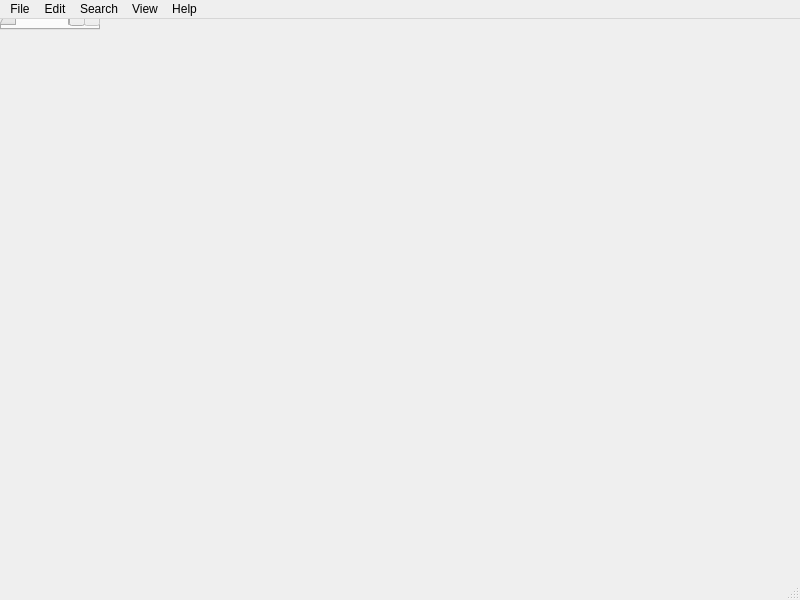
git4topteam/text-editor, file src/mainwindow.ui: the form before one commit.
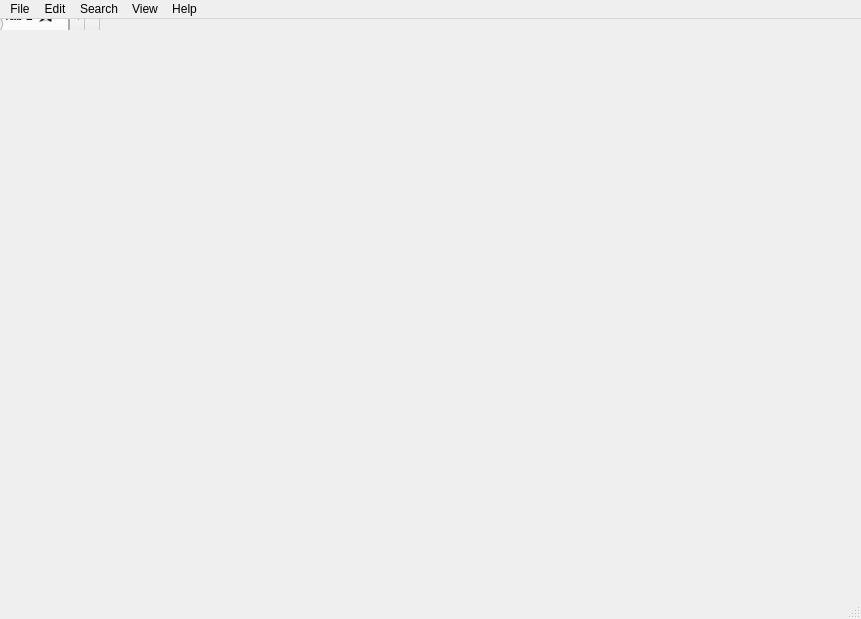
The form after the commit. The open tabs and pages were chosen to show the change.

Diff of the .ui file:
```diff
--- a/src/mainwindow.ui
+++ b/src/mainwindow.ui
@@ -6,8 +6,8 @@
    <rect>
     <x>0</x>
     <y>0</y>
-    <width>800</width>
-    <height>600</height>
+    <width>861</width>
+    <height>619</height>
    </rect>
   </property>
   <property name="windowTitle">
@@ -15,7 +15,16 @@
   </property>
   <widget class="QTabWidget" name="tabWidget">
    <property name="currentIndex">
-    <number>1</number>
+    <number>0</number>
+   </property>
+   <property name="documentMode">
+    <bool>false</bool>
+   </property>
+   <property name="tabsClosable">
+    <bool>true</bool>
+   </property>
+   <property name="movable">
+    <bool>true</bool>
    </property>
    <widget class="QWidget" name="tab">
     <attribute name="title">
@@ -43,11 +52,11 @@
     <rect>
      <x>0</x>
      <y>0</y>
-     <width>800</width>
+     <width>861</width>
      <height>20</height>
     </rect>
    </property>
-   <widget class="QMenu" name="menuTarget_1">
+   <widget class="QMenu" name="menuFile">
     <property name="title">
      <string>File</string>
     </property>
@@ -115,7 +124,7 @@
     <addaction name="actionOpen_GitHub_project"/>
     <addaction name="actionAbout"/>
    </widget>
-   <addaction name="menuTarget_1"/>
+   <addaction name="menuFile"/>
    <addaction name="menuTarget_2"/>
    <addaction name="menuTarget_3"/>
    <addaction name="menuView"/>
```
Left out of the diff: 54 changed lines with no effect on the pictures.
